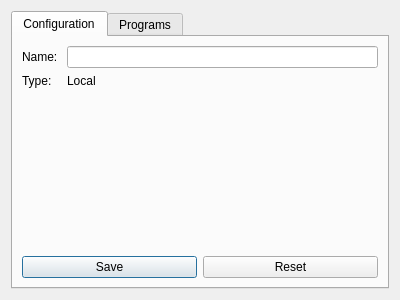
Above: MoleQueue/queuesettingsdialog.ui from OpenChemistry/molequeue before the change. Below: the same form after it.
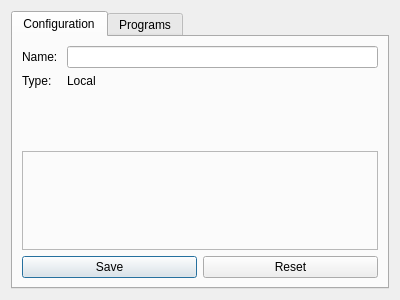
That is the form after the change. The open tabs and pages were chosen to show the change.

Commit message:
Add Queue::settingsWidget() method
This adds a virtual settingsWidget() method to the Queue
class which is to be implemented by each queue type and
allows for the user to edit the configuration for the queue.

```diff
--- a/MoleQueue/queuesettingsdialog.ui
+++ b/MoleQueue/queuesettingsdialog.ui
@@ -52,6 +52,21 @@
          </item>
         </layout>
        </item>
+       <item>
+        <widget class="QFrame" name="settingsFrame">
+         <property name="frameShape">
+          <enum>QFrame::StyledPanel</enum>
+         </property>
+         <property name="frameShadow">
+          <enum>QFrame::Raised</enum>
+         </property>
+         <layout class="QVBoxLayout" name="verticalLayout_5">
+          <item>
+           <layout class="QVBoxLayout" name="settingsLayout"/>
+          </item>
+         </layout>
+        </widget>
+       </item>
        <item>
         <layout class="QHBoxLayout" name="horizontalLayout">
          <item>
```
Left out of the diff: 2 changed lines with no effect on the pictures. The commit also changes 7 other files.
